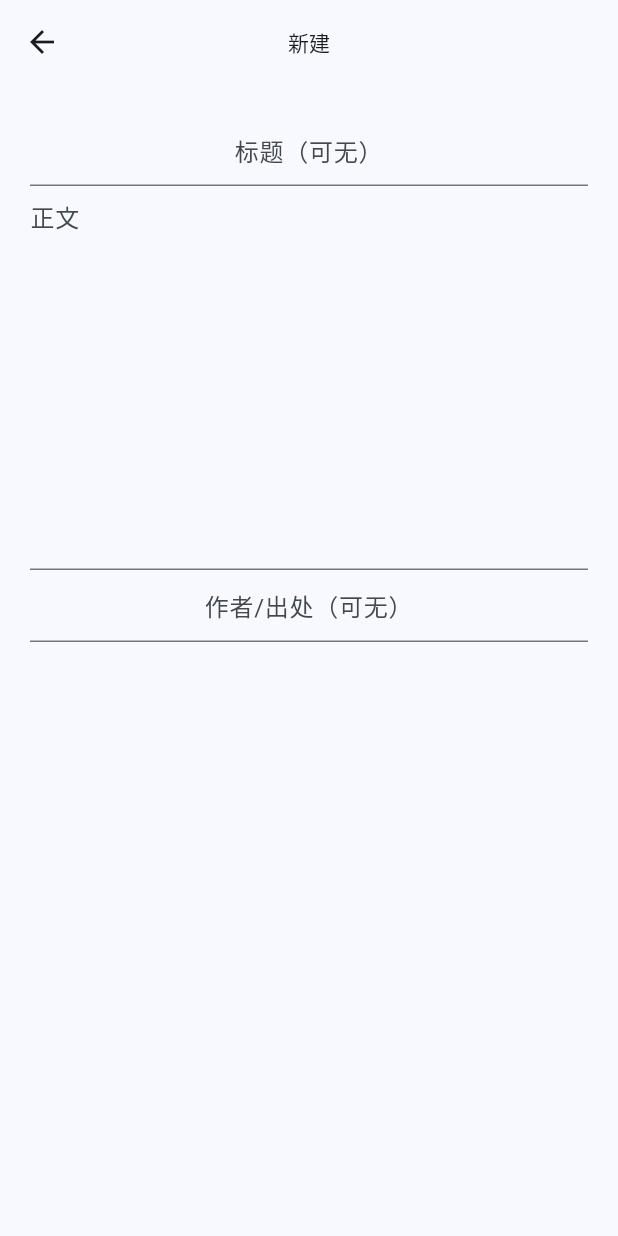
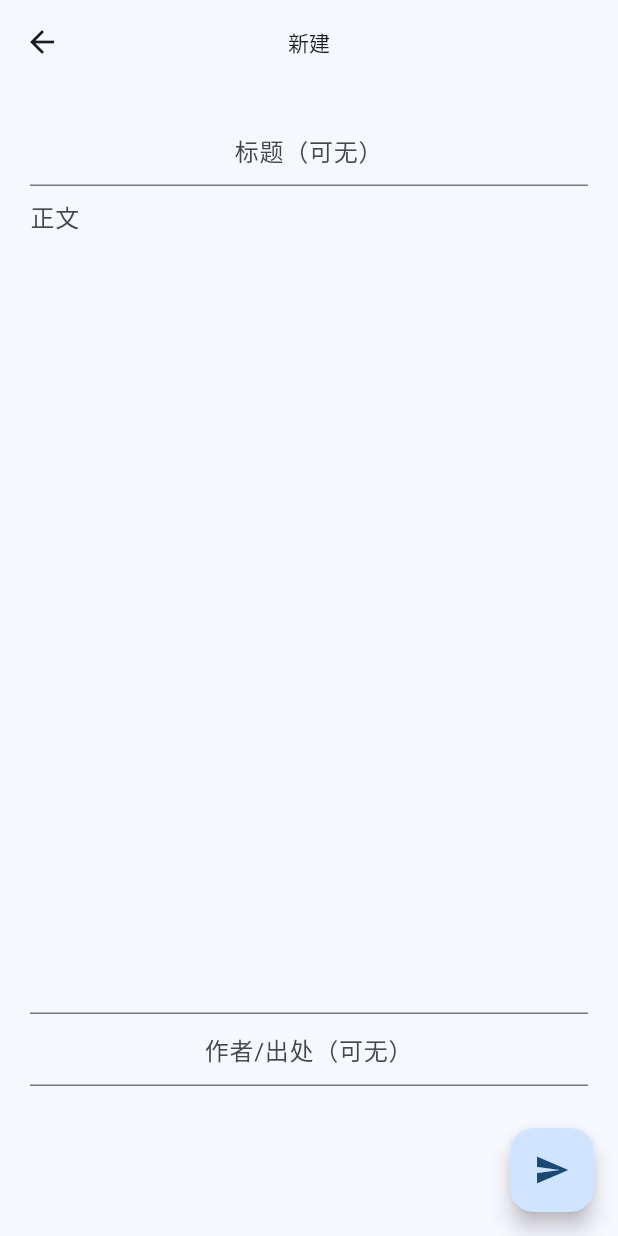
Before and after one commit to Hello-world150/pencil_app, a Flutter app: the ExplorePage screen opened directly, after a tap on the "create" icon, on a phone screen of 412 x 824 dp. Run offline on Flutter 3.47's test engine with Material 3 defaults, Android fonts, the light colour scheme and no system bars; our stand-ins replace card_swiper; network calls fail.

Commit message:
feat: add improved `hitokoto_details_page`

```diff
--- a/lib/components/explore_card.dart
+++ b/lib/components/explore_card.dart
@@ -1,5 +1,6 @@
 import 'package:flutter/material.dart';
-import '/components/backend/classes.dart';
+import 'package:pencil_app/pages/hitokoto_details_page.dart';
+import 'backend/classes.dart';
 import 'explore_card_widgets.dart';
 
 class ExploreCard extends StatelessWidget {
@@ -16,28 +17,23 @@ class ExploreCard extends StatelessWidget {
   Widget build(BuildContext context) {
     return Card(
       clipBehavior: Clip.hardEdge,
-      child: InkWell(
-        onTap: () => {
-          Navigator.push(
-            context,
-            MaterialPageRoute(
-              // TODO: divide Hitokoto details page
-              builder: (context) => Scaffold(
-                appBar: AppBar(title: Text('Hitokoto $index')),
-                body: Center(child: Text('Details for Hitokoto $index')),
-              ),
-            ),
-          ),
-        },
       child: FutureBuilder<Hitokoto>(
         future: futureHitokotos[index],
         builder: (context, snapshot) {
           if (snapshot.hasData) {
             // widgets in card
-              return Padding(
-                padding: const EdgeInsets.all(40.0),
+            return InkWell(
+              onTap: () {
+                Navigator.of(context).push(
+                  MaterialPageRoute(
+                    builder: (context) =>
+                        HitokotoDetailsPage(hitokoto: snapshot.data!),
+                  ),
+                );
+              },
+              child: Padding(
+                padding: const EdgeInsets.all(20.0),
                 child: Column(
-                  crossAxisAlignment: CrossAxisAlignment.start,
                   children: [
                     // hitokoto title
                     ExploreCardHitokotoTitle(snapshot: snapshot),
@@ -45,18 +41,24 @@ class ExploreCard extends StatelessWidget {
                     // hitokoto content
                     ExploreCardHitokotoContent(snapshot: snapshot),
 
-                    // hitokoto source
+                    // hitokoto from
                     ExploreCardHitokotoFrom(snapshot: snapshot),
+
+                    SizedBox(height: 20.0),
+                    // operatings of one hitokoto
+                    ExploreCardOperatingTab(),
                   ],
+                ),
               ),
             );
           } else if (snapshot.hasError) {
+            // if has error, show error message
             return Center(child: Text('${snapshot.error}'));
+          } else {
+            // by default, show a loading spinner
+            return Center(child: CircularProgressIndicator());
           }
-            // by default, show a loading spinner
-            return const Center(child: CircularProgressIndicator());
         },
-        ),
       ),
     );
   }
--- a/lib/pages/create_hitokoto_page.dart
+++ b/lib/pages/create_hitokoto_page.dart
@@ -11,12 +11,22 @@ class CreateHitokotoPage extends StatelessWidget {
         titleTextStyle: Theme.of(context).textTheme.titleSmall,
         centerTitle: true,
       ),
+
+      // save button
+      floatingActionButton: FloatingActionButton(
+        child: const Icon(Icons.send),
+        onPressed: () {
+          // Handle send action
+        },
+      ),
+
       body: Padding(
         padding: const EdgeInsets.all(20.0),
         child: Column(
           children: [
             // input widget
-            Form(
+            Expanded(
+              child: Form(
                 child: Column(
                   children: [
                     // optional title
@@ -26,9 +36,12 @@ class CreateHitokotoPage extends StatelessWidget {
                     ),
 
                     // content
-                  TextFormField(
-                    maxLines: 10,
+                    Expanded(
+                      child: TextFormField(
+                        maxLines: null,
+                        expands: true,
                         decoration: InputDecoration(hintText: '正文'),
+                      ),
                     ),
 
                     // optional author or source
@@ -36,7 +49,11 @@ class CreateHitokotoPage extends StatelessWidget {
                       decoration: InputDecoration(hintText: '作者/出处（可无）'),
                       textAlign: TextAlign.center,
                     ),
+
+                    // white space in the bottom
+                    const SizedBox(height: 80),
                   ],
+                ),
               ),
             ),
           ],
--- a/lib/pages/explore_page.dart
+++ b/lib/pages/explore_page.dart
@@ -1,5 +1,5 @@
 import 'package:flutter/material.dart';
-import 'time_corridor_page.dart';
+// import 'time_corridor_page.dart';
 import 'create_hitokoto_page.dart';
 import '/components/explore_card_swiper.dart';
 
@@ -19,20 +19,21 @@ class ExplorePage extends StatelessWidget {
         automaticallyImplyLeading: false,
 
         // action to show the history page
-        actions: <Widget>[
-          IconButton(
-            icon: const Icon(Icons.history),
+        // TODO: wait api impl time query
+        // actions: <Widget>[
+        //   IconButton(
+        //     icon: const Icon(Icons.history),
 
-            // navigate to the time corridor page
-            onPressed: () {
-              Navigator.of(context).push(
-                MaterialPageRoute(
-                  builder: (context) => const TimeCorridorPage(),
-                ),
-              );
-            },
-          ),
-        ],
+        //     // navigate to the time corridor page
+        //     onPressed: () {
+        //       Navigator.of(context).push(
+        //         MaterialPageRoute(
+        //           builder: (context) => const TimeCorridorPage(),
+        //         ),
+        //       );
+        //     },
+        //   ),
+        // ],
       ),
 
       // this is the floating action button to create a new hitokoto
```
Also changed, not shown: lib/components/explore_card_widgets.dart (+29 -5 lines), lib/pages/hitokoto_details_page.dart (added, +41 -0 lines), lib/pages/profile_page.dart (+7 -7 lines). Lines whose indentation alone changed are shown as unchanged.
